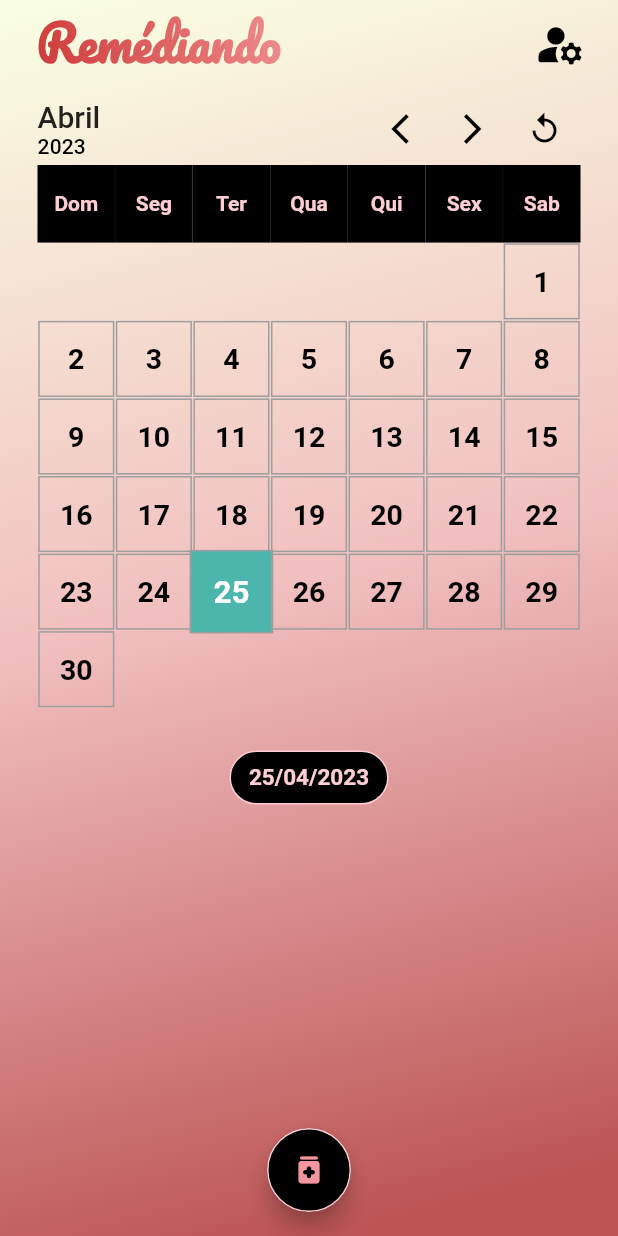
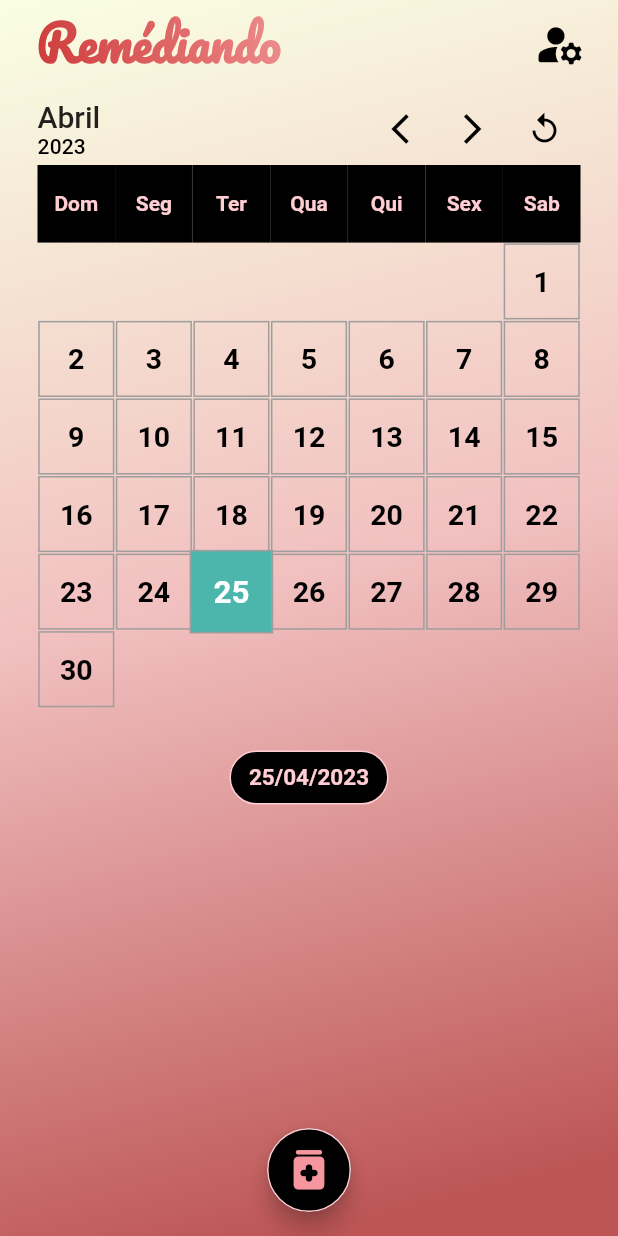
Before and after one commit to Patrickalvares/app_medicine_scheduler, a Flutter app: the screen it shows after launch, on a phone screen of 412 x 824 dp. Run offline on Flutter 3.47's test engine with Material 2 defaults, Android fonts, the phone set to English and light mode, and no system bars; our stand-ins replace flutter_bloc, flutter_local_notifications, flutter_time_picker_spinner, google_fonts, sqflite, table_calendar; accounts and stored records are empty.

Commit message:
homescreen icon animation

```diff
--- a/lib/pages/home_page.dart
+++ b/lib/pages/home_page.dart
@@ -1,3 +1,5 @@
+import 'dart:math';
+
 import 'package:app_medicine_scheduler/bloc/select_day_state.dart';
 import 'package:app_medicine_scheduler/components/calendar.dart';
 import 'package:app_medicine_scheduler/components/selected_day_medicines.dart';
@@ -16,8 +18,24 @@
   State<HomePage> createState() => _HomePageState();
 }
 
-class _HomePageState extends State<HomePage> {
+class _HomePageState extends State<HomePage>
+    with SingleTickerProviderStateMixin {
   CalendarFormat calendarFormat = CalendarFormat.month;
+  late AnimationController _controller;
+  @override
+  void initState() {
+    super.initState();
+    _controller = AnimationController(
+      duration: const Duration(milliseconds: 400),
+      vsync: this,
+    );
+  }
+
+  @override
+  void dispose() {
+    _controller.dispose();
+    super.dispose();
+  }
 
   @override
   Widget build(BuildContext context) {
@@ -51,13 +69,24 @@
             ),
             IconButton(
               onPressed: () {
+                _controller.forward().then((_) {
+                  _controller.reverse();
                   Navigator.push(
                     context,
                     _createRouteMedicinesManagerPage(),
                   );
+                });
               },
-              icon: AnimatedSwitcher(
-                duration: const Duration(milliseconds: 2000),
+              icon: AnimatedBuilder(
+                animation: _controller,
+                builder: (context, child) {
+                  final angle = (_controller.value * 0.1) *
+                      (sin(_controller.value * pi) * 6);
+                  return Transform.rotate(
+                    angle: angle,
+                    child: child,
+                  );
+                },
                 child: IconTheme(
                   data: IconThemeData(
                     color: Theme.of(context).iconTheme.color,
@@ -99,18 +128,29 @@
             borderRadius: BorderRadius.circular(36),
             side: BorderSide(color: Colors.red.shade100)),
         onPressed: () {
+          _controller.forward().then((_) {
+            _controller.reverse();
             Navigator.push(
               context,
               _createRouteNewMedicine(),
             );
+          });
         },
         backgroundColor: Colors.black,
-        child: const AnimatedSwitcher(
-          duration: Duration(milliseconds: 2000),
-          child: Icon(
+        child: AnimatedBuilder(
+          animation: _controller,
+          builder: (context, child) {
+            final angle =
+                (_controller.value * 0.3) * (sin(_controller.value * pi) * 2);
+            return Transform.rotate(
+              angle: angle,
+              child: child,
+            );
+          },
+          child: const Icon(
             Icons.medication_rounded,
             color: Color.fromARGB(255, 245, 150, 159),
-            key: ValueKey('medicine_icon'),
+            size: 35,
           ),
         ),
       ),
```
Also changed, not shown: lib/pages/medicine_manager_page.dart (+41 -11 lines). Lines whose indentation alone changed are shown as unchanged.
